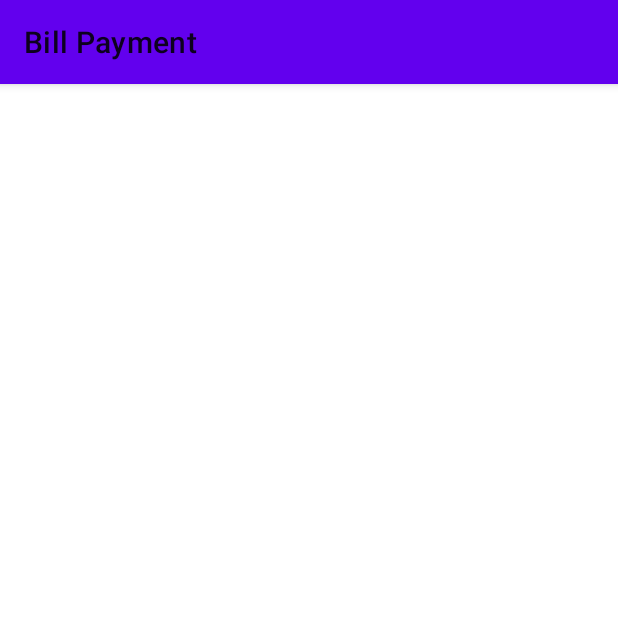
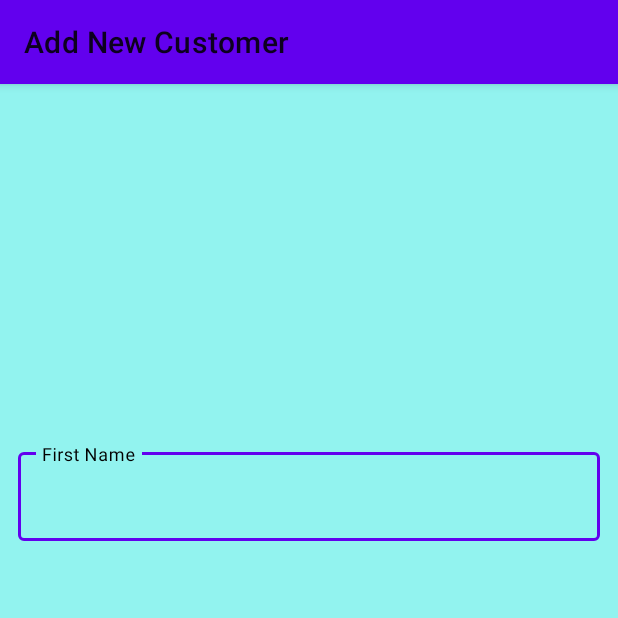
Before and after one commit to CharmiPatel25/C0768448_W2020_MAD3125_FP, an Android app: the AddNewCustomerActivity screen opened directly, with no data from a screen before it, on a phone screen of 412 x 824 dp, the top half of it. Run offline under Robolectric (Android 15) with nearby library versions, the phone set to English and light mode, and no system bars.

Commit message:
Add First Name field for add new customer

```diff
--- a/app/src/main/java/com/example/c0768448_w2020_mad3125_fp/UI/AddNewCustomerActivity.java
+++ b/app/src/main/java/com/example/c0768448_w2020_mad3125_fp/UI/AddNewCustomerActivity.java
@@ -12,5 +12,6 @@ public class AddNewCustomerActivity extends AppCompatActivity {
     protected void onCreate(Bundle savedInstanceState) {
         super.onCreate(savedInstanceState);
         setContentView(R.layout.activity_add_new_customer);
+        getSupportActionBar().setTitle("Add New Customer");
     }
 }
--- a/app/src/main/res/layout/activity_add_new_customer.xml
+++ b/app/src/main/res/layout/activity_add_new_customer.xml
@@ -1,9 +1,49 @@
 <?xml version="1.0" encoding="utf-8"?>
-<androidx.constraintlayout.widget.ConstraintLayout xmlns:android="http://schemas.android.com/apk/res/android"
+<androidx.core.widget.NestedScrollView
+    xmlns:android="http://schemas.android.com/apk/res/android"
     xmlns:app="http://schemas.android.com/apk/res-auto"
     xmlns:tools="http://schemas.android.com/tools"
     android:layout_width="match_parent"
     android:layout_height="match_parent"
-    tools:context=".UI.AddNewCustomerActivity">
+    tools:context=".UI.AddNewCustomerActivity"
+    android:background="@color/background">
+    <androidx.constraintlayout.widget.ConstraintLayout
+        android:layout_width="match_parent"
+        android:layout_height="match_parent"
+        tools:context=".Activity.AddNewCustomerActivity">
 
-</androidx.constraintlayout.widget.ConstraintLayout>
+        <com.google.android.material.textfield.TextInputLayout
+            android:id="@+id/lblFirstName"
+            style="@style/Widget.MaterialComponents.TextInputLayout.OutlinedBox"
+            android:layout_width="0dp"
+            android:layout_height="wrap_content"
+            android:layout_marginStart="12dp"
+            android:layout_marginTop="240dp"
+            android:layout_marginEnd="12dp"
+            android:layout_marginBottom="691dp"
+            android:ems="10"
+            android:inputType="textPersonName"
+            android:textColorHint="#000000"
+            app:boxStrokeWidth="4dp"
+            app:errorEnabled="false"
+            app:errorIconTintMode="src_atop"
+            app:hintTextColor="#020000"
+            app:layout_constraintBottom_toBottomOf="parent"
+            app:layout_constraintEnd_toEndOf="parent"
+            app:layout_constraintHorizontal_bias="0.0"
+            app:layout_constraintStart_toStartOf="parent"
+            app:layout_constraintTop_toTopOf="parent">
+            <com.google.android.material.textfield.TextInputEditText
+                android:id="@+id/edtTxtFirstName"
+                android:layout_width="match_parent"
+                android:layout_height="match_parent"
+                android:cursorVisible="true"
+                android:hint="First Name"
+                android:textColor="#050000"
+                android:textColorHint="#050000"
+                android:textSize="18sp" />
+        </com.google.android.material.textfield.TextInputLayout>
+
+    </androidx.constraintlayout.widget.ConstraintLayout>
+
+</androidx.core.widget.NestedScrollView>
```
